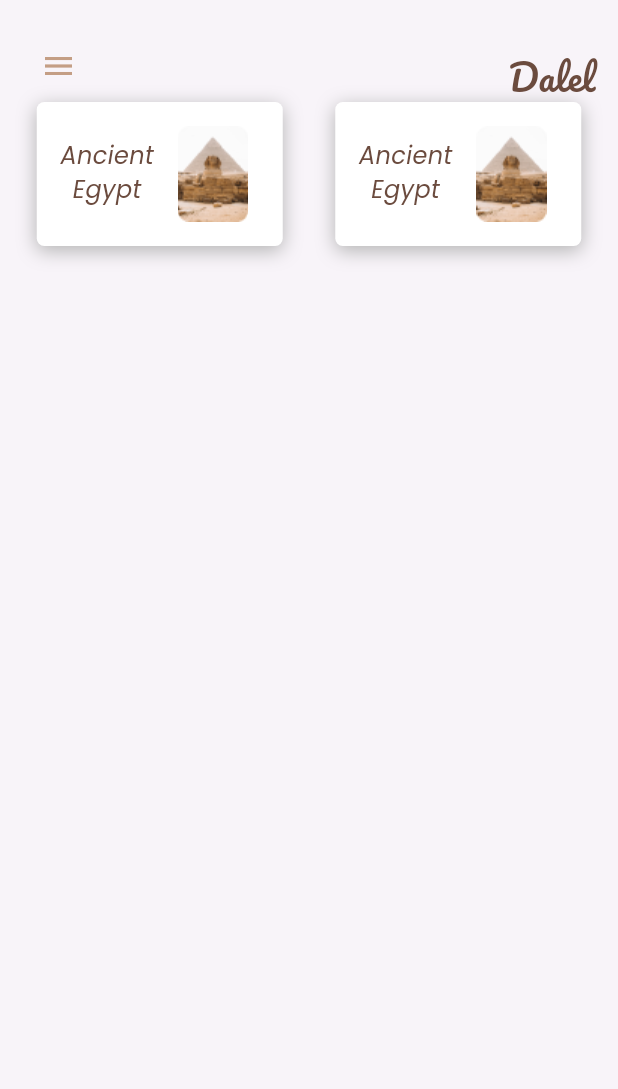
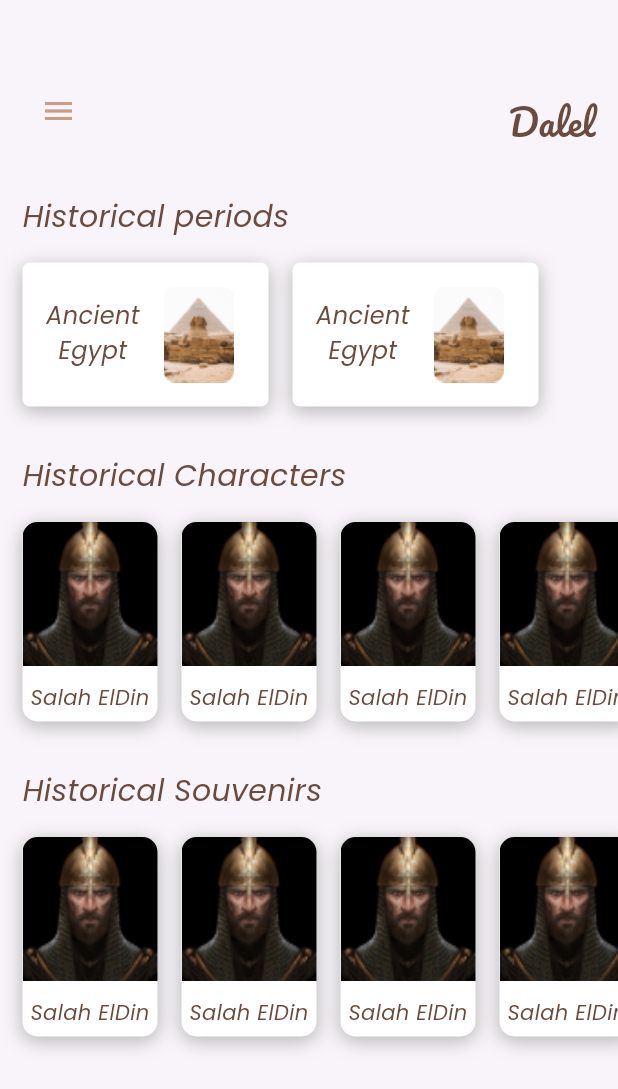
Before and after one commit to AAELBDAWY1318/dalel, a Flutter app: the HomeScreen screen opened directly, on a phone screen of 412 x 824 dp. Shown: the top 1089 px of the screen. Run offline on Flutter 3.47's test engine with Material 3 defaults, Android fonts, the phone set to English and light mode, and no system bars; our stand-ins replace bloc, cloud_firestore, firebase_auth, firebase_core, flutter_bloc, get_it and 3 more; accounts and stored records are empty.

Commit message:
building home view

```diff
--- a/lib/core/utils/app_assets.dart
+++ b/lib/core/utils/app_assets.dart
@@ -22,6 +22,10 @@ class Assets {
   /// assets/images/onboarding3.png
   static const String assetsImagesOnboarding3 = "assets/images/onboarding3.png";
 
+  /// Assets for assetsImagesSalahaldin
+  /// assets/images/salahaldin.png
+  static const String assetsImagesSalahaldin = "assets/images/salahaldin.png";
+
   /// Assets for assetsImagesSuccess
   /// assets/images/success.png
   static const String assetsImagesSuccess = "assets/images/success.png";
--- a/lib/core/utils/app_text_styles.dart
+++ b/lib/core/utils/app_text_styles.dart
@@ -22,6 +22,12 @@ abstract class AppTextStyles{
     color: AppColors.deepBrown,
     fontFamily: "Poppins",
   );
+  static final poppins40022 = TextStyle(
+    fontSize: 20.0,
+    fontWeight: FontWeight.w400,
+    color: AppColors.deepBrown,
+    fontFamily: "Poppins",
+  );
 }
 
 //Poppins
--- /dev/null
+++ b/lib/core/widgets/custom_header_texr.dart
@@ -0,0 +1,15 @@
+import 'package:dalel/core/utils/app_text_styles.dart';
+import 'package:flutter/material.dart';
+
+class CustomHeaderText extends StatelessWidget {
+  const CustomHeaderText({super.key, required this.text});
+  final String text;
+
+  @override
+  Widget build(BuildContext context) {
+    return Text(
+      text,
+      style: AppTextStyles.poppins40022,
+    );
+  }
+}
--- /dev/null
+++ b/lib/core/widgets/custom_item_overview.dart
@@ -0,0 +1,48 @@
+import 'package:dalel/core/utils/app_colors.dart';
+import 'package:dalel/core/utils/app_text_styles.dart';
+import 'package:flutter/material.dart';
+
+class CustomItemOverview extends StatelessWidget {
+  final String image, title;
+  const CustomItemOverview(
+      {super.key, required this.image, required this.title});
+
+  @override
+  Widget build(BuildContext context) {
+    return Container(
+      clipBehavior: Clip.antiAliasWithSaveLayer,
+      width: 90,
+      height: 133,
+      decoration: BoxDecoration(
+          color: Colors.white,
+          borderRadius: BorderRadius.circular(10.0),
+          boxShadow: [
+            BoxShadow(
+              color: AppColors.lightGrey,
+              blurRadius: 10.0,
+              offset: const Offset(0, 3),
+            ),
+          ]),
+      child: Column(
+        children: [
+          Image.asset(
+            image,
+            fit: BoxFit.cover,
+            height: 96,
+            width: 90,
+          ),
+          const SizedBox(height: 11),
+          Text(
+            title,
+            maxLines: 1,
+            textAlign: TextAlign.center,
+            overflow: TextOverflow.ellipsis,
+            style: AppTextStyles.poppins50016.copyWith(
+              fontSize: 14,
+            ),
+          ),
+        ],
+      ),
+    );
+  }
+}
--- /dev/null
+++ b/lib/core/widgets/custom_list_view.dart
@@ -0,0 +1,29 @@
+import 'package:dalel/core/utils/app_assets.dart';
+import 'package:dalel/core/widgets/custom_item_overview.dart';
+import 'package:flutter/material.dart';
+
+class CustomListViewBuilder extends StatelessWidget {
+  const CustomListViewBuilder({super.key});
+
+  @override
+  Widget build(BuildContext context) {
+    return SizedBox(
+      height: 133,
+      child: ListView.separated(
+        scrollDirection: Axis.horizontal,
+        clipBehavior: Clip.none,
+        physics: const BouncingScrollPhysics(),
+        itemCount: 10,
+        itemBuilder: (context, index) {
+          return const CustomItemOverview(
+            image: Assets.assetsImagesSalahaldin,
+            title: "Salah ElDin",
+          );
+        },
+        separatorBuilder: (context, index) => const SizedBox(
+          width: 16.0,
+        ),
+      ),
+    );
+  }
+}
--- a/lib/features/home/presentation/view/home_view.dart
+++ b/lib/features/home/presentation/view/home_view.dart
@@ -1,3 +1,6 @@
+import 'package:dalel/core/utils/app_strings.dart';
+import 'package:dalel/core/widgets/custom_header_texr.dart';
+import 'package:dalel/core/widgets/custom_list_view.dart';
 import 'package:dalel/features/home/presentation/widgets/custom_app_bar.dart';
 import 'package:dalel/features/home/presentation/widgets/custom_historical.dart';
 import 'package:flutter/material.dart';
@@ -11,10 +14,27 @@ class HomeScreen extends StatelessWidget {
       body: Padding(
         padding: EdgeInsets.symmetric(horizontal: 15.0),
         child: CustomScrollView(
+          physics: BouncingScrollPhysics(),
           slivers: [
-            SliverToBoxAdapter(child: SizedBox(height: 20.0)),
+            //!appbar section
+            SliverToBoxAdapter(child: SizedBox(height: 50.0)),
             SliverToBoxAdapter(child: CustomAppBar()),
+            SliverToBoxAdapter(child: SizedBox(height: 32.0)),
+            //!historical periods section
+            SliverToBoxAdapter(child: CustomHeaderText(text: AppStrings.historicalPeriods)),
+            SliverToBoxAdapter(child: SizedBox(height: 16.0)),
             SliverToBoxAdapter(child: CustomHistorical()),
+            SliverToBoxAdapter(child: SizedBox(height: 32.0)),
+            //! historical characters section
+            SliverToBoxAdapter(child: CustomHeaderText(text: AppStrings.historicalCharacters)),
+            SliverToBoxAdapter(child: SizedBox(height: 16.0)),
+            SliverToBoxAdapter(child: CustomListViewBuilder()),
+            SliverToBoxAdapter(child: SizedBox(height: 32.0)),
+            //! historical Souvenirs section
+            SliverToBoxAdapter(child: CustomHeaderText(text: AppStrings.historicalSouvenirs)),
+            SliverToBoxAdapter(child: SizedBox(height: 16.0)),
+            SliverToBoxAdapter(child: CustomListViewBuilder()),
+            SliverToBoxAdapter(child: SizedBox(height: 16.0)),
           ],
         ),
       ),
--- a/lib/features/home/presentation/widgets/custom_historical.dart
+++ b/lib/features/home/presentation/widgets/custom_historical.dart
@@ -7,8 +7,11 @@ class CustomHistorical extends StatelessWidget {
 
   @override
   Widget build(BuildContext context) {
-    return Row(
-      mainAxisAlignment: MainAxisAlignment.spaceEvenly,
+    return SingleChildScrollView(
+      scrollDirection: Axis.horizontal,
+      physics: const BouncingScrollPhysics(),
+      child: Row(
+        mainAxisAlignment: MainAxisAlignment.spaceBetween,
         children: [
           CustomPeriodContainer(
             image: Assets.assetsImagesFrame,
@@ -22,6 +25,7 @@ class CustomHistorical extends StatelessWidget {
             onTap: () {},
           ),
         ],
+      ),
     );
   }
 }
```
Also changed, not shown: assets/images/salahaldin.png (added). Lines whose indentation alone changed are shown as unchanged.
